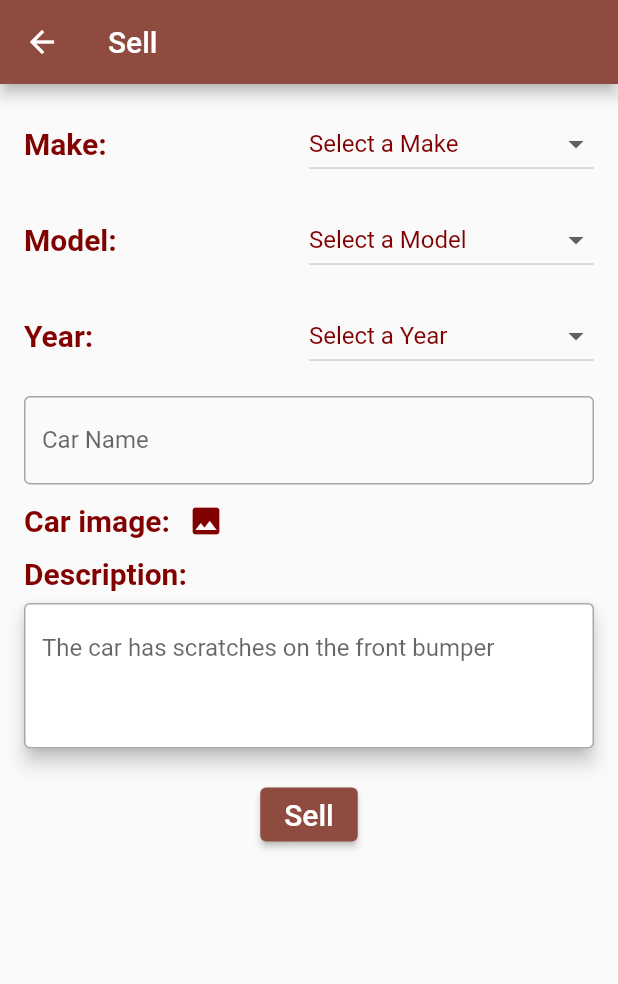
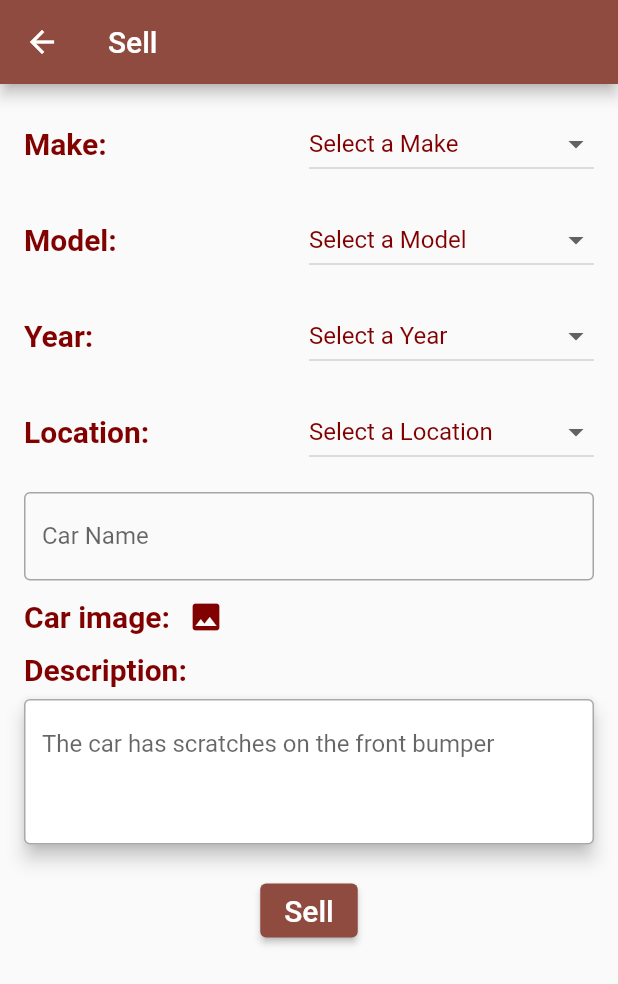
Before and after one commit to hassan1091/scraplink, a Flutter app: the SellCarPage screen opened directly, on a phone screen of 412 x 824 dp. Shown: the top 984 px of the screen. Run offline on Flutter 3.47's test engine with Material 2 defaults, Android fonts, the phone set to English and light mode, and no system bars; our stand-ins replace image_picker, shared_preferences, supabase_flutter; accounts and stored records are empty.

Commit message:
add location to sell car

```diff
--- a/lib/page/home/sell_car.dart
+++ b/lib/page/home/sell_car.dart
@@ -72,6 +72,32 @@ class _SellCarPageState extends State<SellCarPage> {
               },
             ),
             const SizedBox(height: 16),
+            MyDropdownButton(
+              label: "Location:",
+              hint: "Select a Location",
+              items: const [
+                'Riyadh',
+                'Makkah',
+                'Madinah',
+                'Eastern Province',
+                'Asir',
+                'Tabuk',
+                'Hail',
+                'Northern Borders',
+                'Jazan',
+                'Najran',
+                'Al Bahah',
+                'Al Jawf',
+                'Qassim'
+              ],
+              selectedItem: selectedYear,
+              onChanged: (s) {
+                setState(() {
+                  selectedYear = s;
+                });
+              },
+            ),
+            const SizedBox(height: 16),
             MyTextFormField(
                 controller: carNameController,
                 hint: "Car Name",
```
